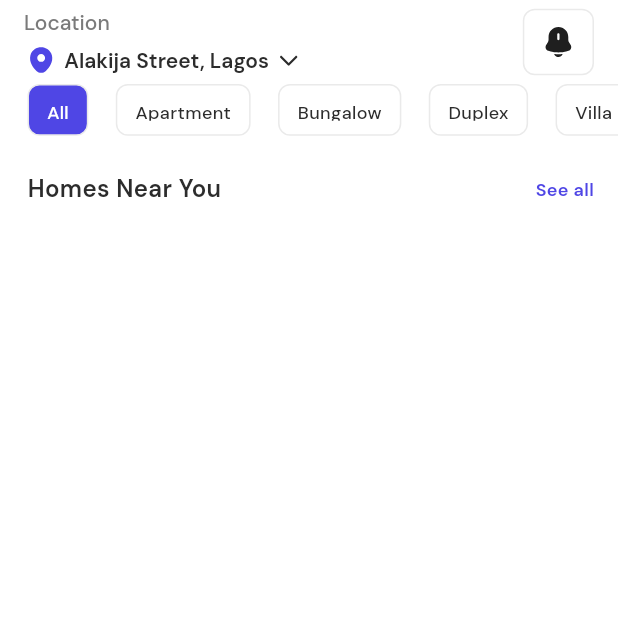
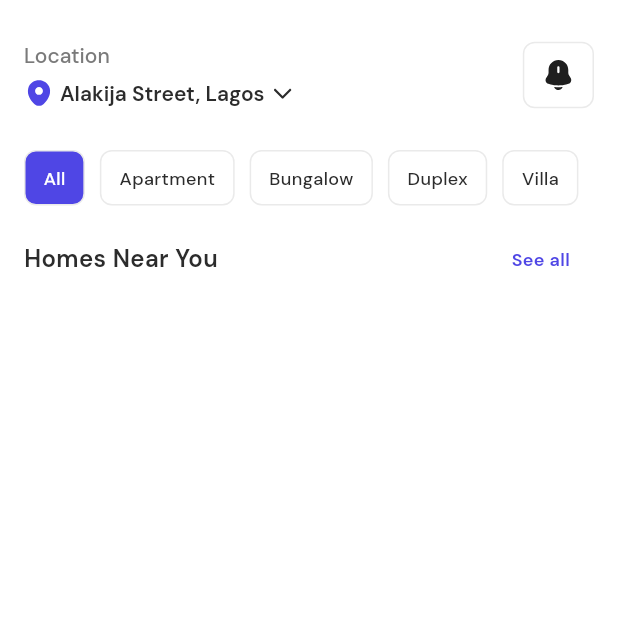
Before and after one commit to Bewizi/homefinder_frontend, a Flutter app: the HomeScreen screen opened by its route, on a phone screen of 412 x 824 dp, the top half of it. Run offline on Flutter 3.47's test engine with Material 3 defaults, Android fonts, the phone set to English and light mode, and no system bars; our stand-ins replace device_preview, flutter_screenutil, flutter_svg, go_router, google_fonts.

Commit message:
Update home_screen.dart

```diff
--- a/lib/features/home/home_screen.dart
+++ b/lib/features/home/home_screen.dart
@@ -27,7 +27,12 @@ class _HomeScreenState extends State<HomeScreen> {
   @override
   Widget build(BuildContext context) {
     return Scaffold(
-      appBar: AppBar(
+      body: SafeArea(
+        child: CustomScrollView(
+          slivers: [
+            SliverAppBar(
+              pinned: true,
+              toolbarHeight: 100,
               title: Row(
                 children: [
                   Column(
@@ -44,8 +49,8 @@ class _HomeScreenState extends State<HomeScreen> {
                         children: [
                           SvgPicture.asset(
                             AppSvgs.kLocation,
-                      width: 20.w,
-                      height: 20.h,
+                            width: 20,
+                            height: 20,
                             fit: BoxFit.scaleDown,
                           ),
                           const SizedBox(width: 4),
@@ -57,8 +62,8 @@ class _HomeScreenState extends State<HomeScreen> {
                           const SizedBox(width: 4),
                           SvgPicture.asset(
                             AppSvgs.kCaretDown,
-                      width: 16.w,
-                      height: 16.h,
+                            width: 16,
+                            height: 16,
                             fit: BoxFit.scaleDown,
                           ),
                         ],
@@ -82,14 +87,12 @@ class _HomeScreenState extends State<HomeScreen> {
                 ],
               ),
             ),
-      body: SafeArea(
+
+            SliverToBoxAdapter(
               child: Padding(
-          padding: EdgeInsets.only(left: 16.w),
-          child: Column(
-            crossAxisAlignment: CrossAxisAlignment.start,
-            children: [
-              SizedBox(
-                height: 34.h,
+                padding: EdgeInsetsGeometry.symmetric(horizontal: 16),
+                child: SizedBox(
+                  height: MediaQuery.of(context).size.height * 0.045,
                   child: ListView.builder(
                     scrollDirection: Axis.horizontal,
                     itemCount: _filterOptions.length,
@@ -109,11 +112,16 @@ class _HomeScreenState extends State<HomeScreen> {
                     },
                   ),
                 ),
+              ),
+            ),
 
-              const SizedBox(height: 24),
-              NearbyHomes(),
+            SliverToBoxAdapter(
+              child: Padding(
+                padding: EdgeInsets.symmetric(horizontal: 16, vertical: 24),
+                child: const NearbyHomes(),
+              ),
+            ),
           ],
-          ),
         ),
       ),
     );
@@ -125,7 +133,7 @@ Widget _buildFilterButton(String text, bool isSelected, VoidCallback onTap) {
     onTap: onTap,
     child: Container(
       padding: EdgeInsets.symmetric(vertical: 9, horizontal: 12),
-      margin: EdgeInsets.only(right: 16.w),
+      margin: EdgeInsets.only(right: 10),
       decoration: BoxDecoration(
         color: isSelected ? AppColors.kBrand50 : AppColors.kWhite,
         border: Border.all(color: AppColors.kGrey5, width: 1),
```
Lines whose indentation alone changed are shown as unchanged.
